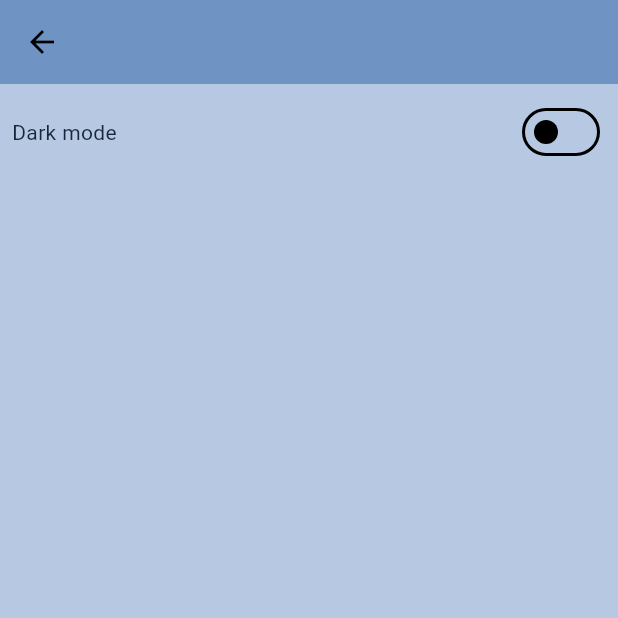
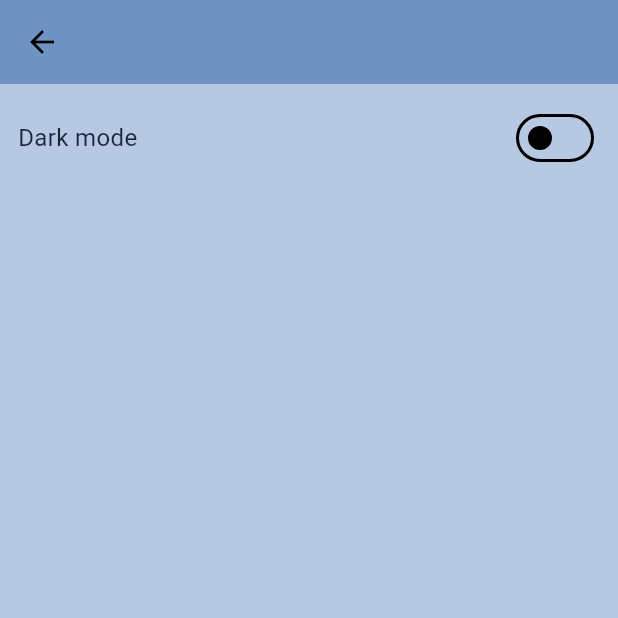
Before and after one commit to GoLab18/Notise, a Flutter app: the SettingsPage screen opened directly, on a phone screen of 412 x 824 dp, the top half of it. Run offline on Flutter 3.47's test engine with Material 3 defaults, Android fonts, the phone set to English and light mode, and no system bars; our stand-ins replace isar, shared_preferences; accounts and stored records are empty; generated files the repository leaves out were written again.

Commit message:
Styling and syntax changes

```diff
--- a/lib/pages/settings_page.dart
+++ b/lib/pages/settings_page.dart
@@ -13,7 +13,7 @@ class SettingsPage extends StatelessWidget {
         backgroundColor: Theme.of(context).colorScheme.secondary
       ),
       body: Padding(
-        padding: const EdgeInsets.all(8),
+        padding: const EdgeInsets.all(12),
         child: Column(
           children: [
             Row(
@@ -24,17 +24,19 @@ class SettingsPage extends StatelessWidget {
                 Text(
                   "Dark mode",
                   style: TextStyle(
-                    color: Theme.of(context).colorScheme.inversePrimary
+                    color: Theme.of(context).colorScheme.inversePrimary,
+                    fontSize: 16
                   )
                 ),
 
                 // Dark mode switch
                 Switch(
+                  activeColor: Theme.of(context).colorScheme.tertiary,
                   value: Provider.of<ThemeProvider>(
                     context,
                     listen: false
                   ).isDarkMode,
-                  onChanged: (bool isChanged) =>
+                  onChanged: (bool value) =>
                   Provider.of<ThemeProvider>(
                     context,
                     listen: false
@@ -43,7 +45,7 @@ class SettingsPage extends StatelessWidget {
               ]
             )
           ]
-        ),
+        )
       )
     );
   }
```
